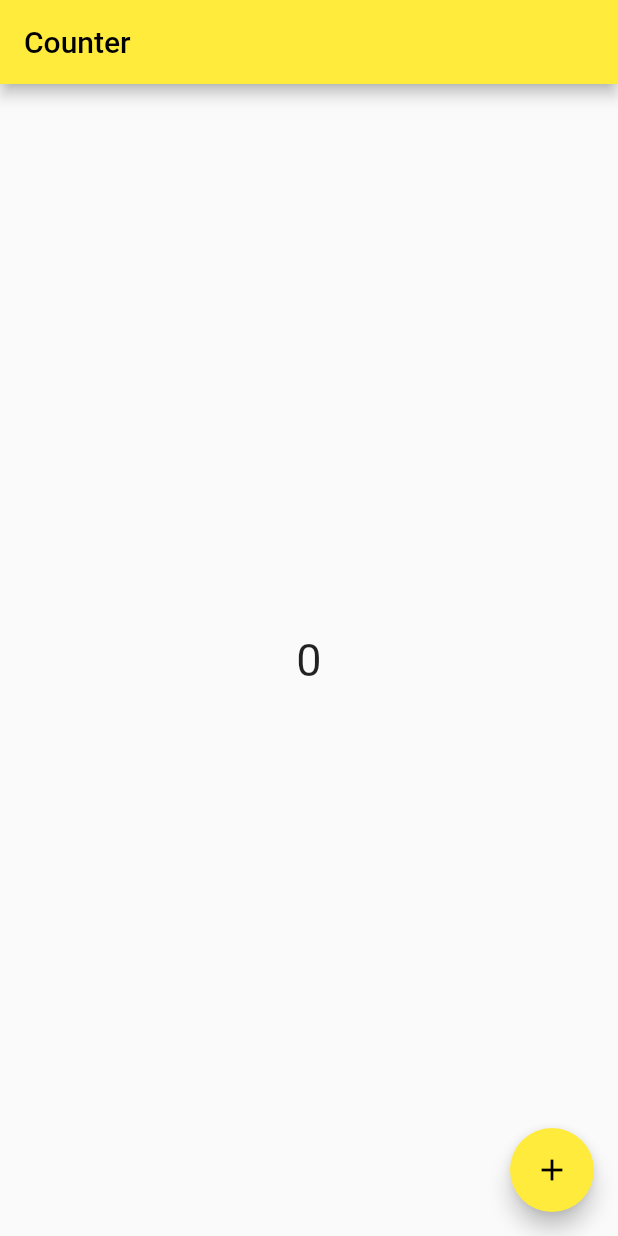
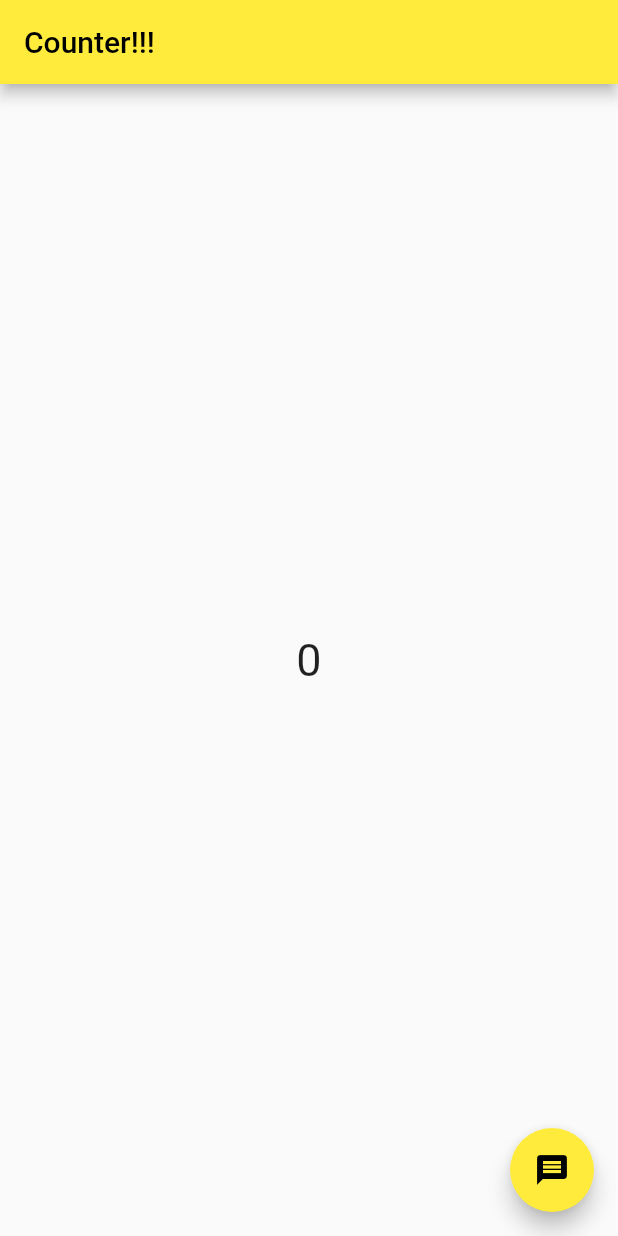
Before and after one commit to kael198/chat_app, a Flutter app: the screen it shows after launch, on a phone screen of 412 x 824 dp. Run offline on Flutter 3.47's test engine with Material 2 defaults, Android fonts, the phone set to English and light mode, and no system bars.

Commit message:
Stateful hot reload

```diff
--- a/lib/demo/counter_stateful_demo.dart
+++ b/lib/demo/counter_stateful_demo.dart
@@ -39,11 +39,11 @@ class _CounterStatefulState extends State<CounterStateful> {
   Widget build(BuildContext context) {
     return Scaffold(
         appBar: AppBar(
-          title: Text('Counter'),
+          title: Text('Counter!!!'),
         ),
         floatingActionButton: FloatingActionButton(
           //TODO: Provide color from parent
-          child: Icon(Icons.add),
+          child: Icon(Icons.message),
           onPressed: () {
             increment();
           },
```
